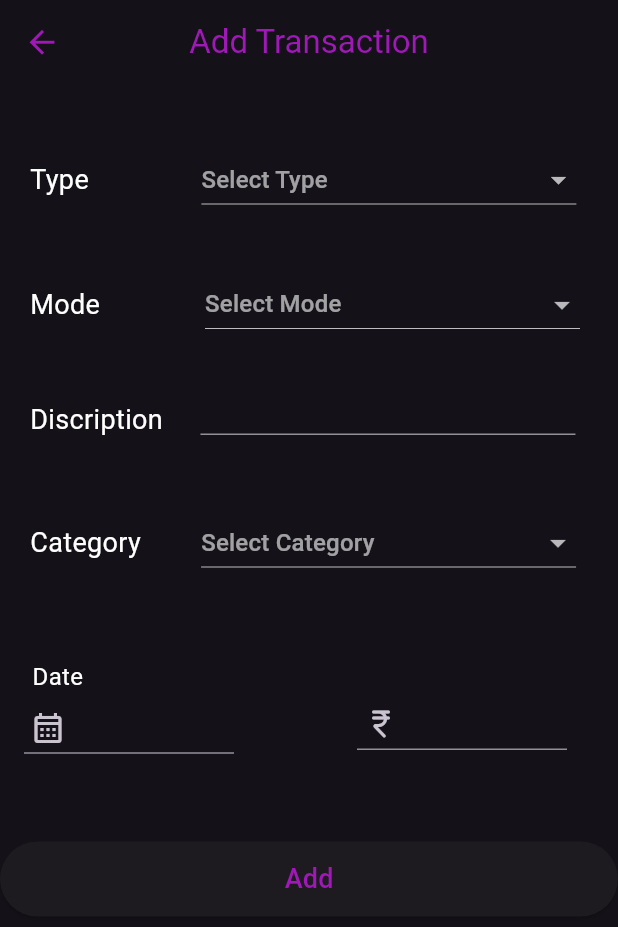
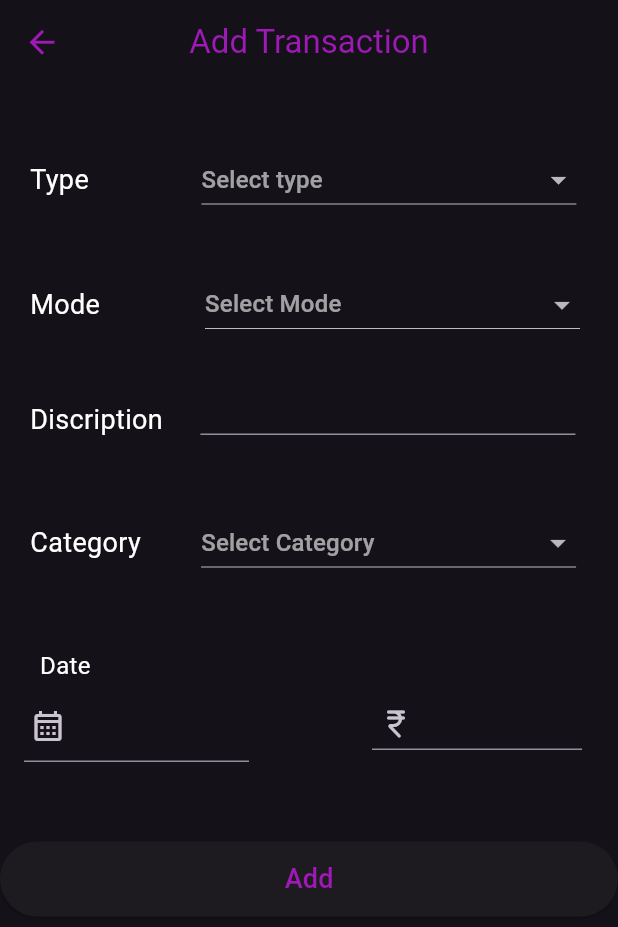
Before and after one commit to kunal-umap/Expances_Manager, a Flutter app: the add_Transaction screen opened directly, on a phone screen of 412 x 824 dp. Shown: the top 927 px of the screen. Run offline on Flutter 3.47's test engine with Material 2 defaults, Android fonts, the phone set to English and light mode, and no system bars; our stand-ins replace fl_chart.

Commit message:
Changes Done

```diff
--- a/lib/pages/AddTransactionPage/Add_TransactionPage.dart
+++ b/lib/pages/AddTransactionPage/Add_TransactionPage.dart
@@ -17,8 +17,9 @@ class _add_TransactionState extends State<add_Transaction> {
     "EXPENSE",
     "INCOME",
   ];
-  var listItemSelected = "EXPENSES";
-  var modechoose = " ";
+  var listItemSelected;
+  var modechoose;
+  var categorychooe;
   var modeItem = ["Online", "Cash"];
 
   final _categoryItem = [
@@ -68,7 +69,8 @@ class _add_TransactionState extends State<add_Transaction> {
                   SizedBox(
                     width: 250,
                     child: DropdownButton<String>(
-                        hint: const Text("Select Type"),
+                        hint: Text("Select type"),
+                        value: listItemSelected,
                         isExpanded: true,
                         items: _listItem.map((String dropDownStringItem) {
                           return DropdownMenuItem<String>(
@@ -98,7 +100,8 @@ class _add_TransactionState extends State<add_Transaction> {
                   SizedBox(
                     width: 250,
                     child: DropdownButton<String>(
-                        hint: const Text("Select Mode"),
+                        hint: Text("Select Mode"),
+                        value: modechoose,
                         isExpanded: true,
                         items: modeItem.map((String dropDownStringItem) {
                           return DropdownMenuItem<String>(
@@ -107,7 +110,9 @@ class _add_TransactionState extends State<add_Transaction> {
                           );
                         }).toList(),
                         onChanged: (newModeSelected) {
-                          setState(() {});
+                          setState(() {
+                            modechoose = newModeSelected!;
+                          });
                         }),
                   )
                 ],
@@ -143,6 +148,7 @@ class _add_TransactionState extends State<add_Transaction> {
                         dropdownColor: Colors.black,
                         isExpanded: true,
                         hint: const Text("Select Category"),
+                        value: categorychooe,
                         items: _categoryItem.map((dropDownStringItem) {
                           return DropdownMenuItem<String>(
                             value: dropDownStringItem,
@@ -151,7 +157,7 @@ class _add_TransactionState extends State<add_Transaction> {
                         }).toList(),
                         onChanged: (newValueSelected) {
                           setState(() {
-                            _listItem = newValueSelected as List<String>;
+                            categorychooe = newValueSelected!;
                           });
                         }),
                   )
@@ -173,11 +179,11 @@ class _add_TransactionState extends State<add_Transaction> {
                       ),
                     ),
                     SizedBox(
-                        width: 140,
-                        height: 35,
+                        width: 150,
+                        height: 50,
                         child: TextField(
                           keyboardType: TextInputType.none,
-                          style: const TextStyle(fontSize: 20),
+                          style: const TextStyle(fontSize: 16),
                           controller: _date,
                           decoration: const InputDecoration(
                             prefixIcon: Padding(
--- a/lib/pages/Transaction_Page/Transaction_Info.dart/all.dart
+++ b/lib/pages/Transaction_Page/Transaction_Info.dart/all.dart
@@ -16,7 +16,6 @@ class All extends StatefulWidget {
   String selectedyear;
   // ignore: non_constant_identifier_names
   String Selectedmonth;
-
   All({
     super.key,
     required this.selectedyear,
```
